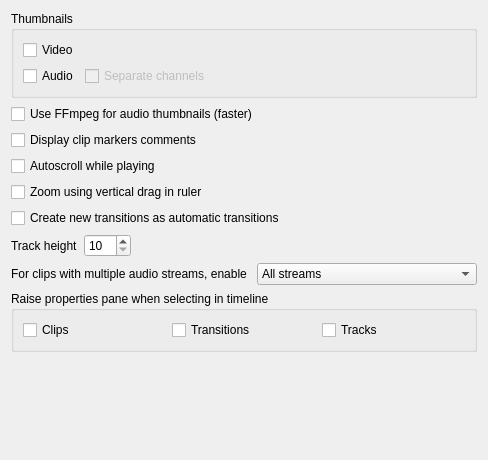
Above: src/ui/configtimeline_ui.ui from KDE/kdenlive before the change. Below: the same form after it.
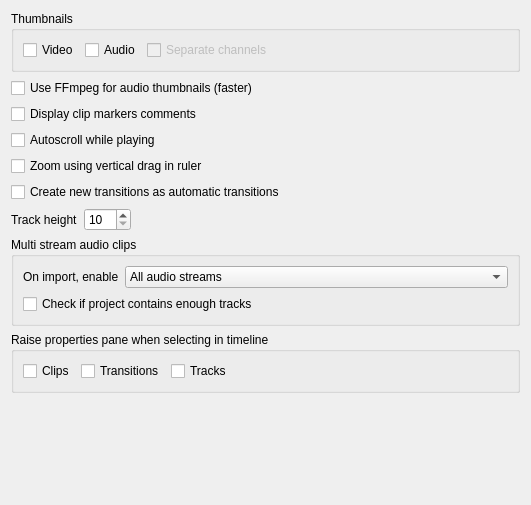
That is the form after the change.

Commit message: In Bin, when selecting a clip with more audio streams than current project, show message allowing to add tracks or edit the streams. Related to #382

Diff of the .ui file:
```diff
--- a/src/ui/configtimeline_ui.ui
+++ b/src/ui/configtimeline_ui.ui
@@ -6,11 +6,18 @@
    <rect>
     <x>0</x>
     <y>0</y>
-    <width>488</width>
-    <height>460</height>
+    <width>531</width>
+    <height>505</height>
    </rect>
   </property>
   <layout class="QGridLayout" name="gridLayout">
+   <item row="3" column="0" colspan="4">
+    <widget class="QCheckBox" name="kcfg_autoscroll">
+     <property name="text">
+      <string>Autoscroll while playing</string>
+     </property>
+    </widget>
+   </item>
    <item row="1" column="0" colspan="4">
     <widget class="QCheckBox" name="kcfg_ffmpegaudiothumbnails">
      <property name="text">
@@ -18,6 +25,56 @@
      </property>
     </widget>
    </item>
+   <item row="8" column="0" colspan="4">
+    <widget class="QGroupBox" name="groupBox_2">
+     <property name="title">
+      <string>Raise properties pane when selecting in timeline</string>
+     </property>
+     <layout class="QGridLayout" name="gridLayout_2">
+      <item row="0" column="0">
+       <widget class="QCheckBox" name="kcfg_raisepropsclips">
+        <property name="text">
+         <string>Clips</string>
+        </property>
+       </widget>
+      </item>
+      <item row="0" column="1">
+       <widget class="QCheckBox" name="kcfg_raisepropstransitions">
+        <property name="text">
+         <string>Transitions</string>
+        </property>
+       </widget>
+      </item>
+      <item row="0" column="2">
+       <widget class="QCheckBox" name="kcfg_raisepropstracks">
+        <property name="text">
+         <string>Tracks</string>
+        </property>
+       </widget>
+      </item>
+      <item row="0" column="3">
+       <spacer name="horizontalSpacer_3">
+        <property name="orientation">
+         <enum>Qt::Horizontal</enum>
+        </property>
+        <property name="sizeHint" stdset="0">
+         <size>
+          <width>231</width>
+          <height>20</height>
+         </size>
+        </property>
+       </spacer>
+      </item>
+     </layout>
+    </widget>
+   </item>
+   <item row="5" column="0" colspan="4">
+    <widget class="QCheckBox" name="kcfg_automatictransitions">
+     <property name="text">
+      <string>Create new transitions as automatic transitions</string>
+     </property>
+    </widget>
+   </item>
    <item row="6" column="0" colspan="4">
     <layout class="QHBoxLayout" name="horizontalLayout_2">
      <item>
@@ -55,66 +112,27 @@
      </item>
     </layout>
    </item>
-   <item row="5" column="0" colspan="4">
-    <widget class="QCheckBox" name="kcfg_automatictransitions">
-     <property name="text">
-      <string>Create new transitions as automatic transitions</string>
-     </property>
-    </widget>
-   </item>
-   <item row="8" column="0" colspan="4">
-    <widget class="QGroupBox" name="groupBox_2">
-     <property name="title">
-      <string>Raise properties pane when selecting in timeline</string>
-     </property>
-     <layout class="QHBoxLayout" name="horizontalLayout">
-      <item>
-       <widget class="QCheckBox" name="kcfg_raisepropsclips">
-        <property name="text">
-         <string>Clips</string>
-        </property>
-       </widget>
-      </item>
-      <item>
-       <widget class="QCheckBox" name="kcfg_raisepropstransitions">
-        <property name="text">
-         <string>Transitions</string>
-        </property>
-       </widget>
-      </item>
-      <item>
-       <widget class="QCheckBox" name="kcfg_raisepropstracks">
-        <property name="text">
-         <string>Tracks</string>
-        </property>
-       </widget>
-      </item>
-     </layout>
-    </widget>
-   </item>
    <item row="0" column="0" colspan="4">
     <widget class="QGroupBox" name="groupBox">
      <property name="title">
       <string>Thumbnails</string>
      </property>
-     <layout class="QVBoxLayout" name="verticalLayout_2">
-      <item>
+     <layout class="QGridLayout" name="gridLayout_3">
+      <item row="0" column="0">
        <widget class="QCheckBox" name="kcfg_videothumbnails">
         <property name="text">
          <string>Video</string>
         </property>
        </widget>
       </item>
-      <item>
-       <layout class="QHBoxLayout" name="horizontalLayout_3">
-        <item>
+      <item row="0" column="1">
          <widget class="QCheckBox" name="kcfg_audiothumbnails">
           <property name="text">
            <string>Audio</string>
           </property>
          </widget>
         </item>
-        <item>
+      <item row="0" column="2">
          <widget class="QCheckBox" name="kcfg_displayallchannels">
           <property name="enabled">
            <bool>false</bool>
@@ -124,7 +142,7 @@
           </property>
          </widget>
         </item>
-        <item>
+      <item row="0" column="3">
          <spacer name="horizontalSpacer">
           <property name="orientation">
            <enum>Qt::Horizontal</enum>
@@ -138,8 +156,6 @@
          </spacer>
         </item>
        </layout>
-      </item>
-     </layout>
     </widget>
    </item>
    <item row="10" column="0">
@@ -162,11 +178,52 @@
      </property>
     </widget>
    </item>
-   <item row="3" column="0" colspan="4">
-    <widget class="QCheckBox" name="kcfg_autoscroll">
+   <item row="7" column="0" colspan="4">
+    <widget class="QGroupBox" name="groupBox_3">
+     <property name="title">
+      <string>Multi stream audio clips</string>
+     </property>
+     <layout class="QGridLayout" name="gridLayout_4">
+      <item row="0" column="1">
+       <widget class="QComboBox" name="kcfg_multistream">
+        <property name="sizePolicy">
+         <sizepolicy hsizetype="MinimumExpanding" vsizetype="Fixed">
+          <horstretch>0</horstretch>
+          <verstretch>0</verstretch>
+         </sizepolicy>
+        </property>
+        <item>
      <property name="text">
-      <string>Autoscroll while playing</string>
-     </property>
+          <string>All audio streams</string>
+         </property>
+        </item>
+        <item>
+         <property name="text">
+          <string>First audio stream</string>
+         </property>
+        </item>
+        <item>
+         <property name="text">
+          <string>First 2 audio streams</string>
+         </property>
+        </item>
+       </widget>
+      </item>
+      <item row="0" column="0">
+       <widget class="QLabel" name="label_2">
+        <property name="text">
+         <string>On import, enable</string>
+        </property>
+       </widget>
+      </item>
+      <item row="1" column="0" colspan="2">
+       <widget class="QCheckBox" name="kcfg_multistream_checktrack">
+        <property name="text">
+         <string>Check if project contains enough tracks</string>
+        </property>
+       </widget>
+      </item>
+     </layout>
     </widget>
    </item>
    <item row="2" column="0" colspan="2">
@@ -176,32 +233,6 @@
      </property>
     </widget>
    </item>
-   <item row="7" column="0">
-    <widget class="QLabel" name="label_2">
-     <property name="text">
-      <string>For clips with multiple audio streams, enable </string>
-     </property>
-    </widget>
-   </item>
-   <item row="7" column="1" colspan="3">
-    <widget class="QComboBox" name="kcfg_multistream">
-     <item>
-      <property name="text">
-       <string>All streams</string>
-      </property>
-     </item>
-     <item>
-      <property name="text">
-       <string>First stream</string>
-      </property>
-     </item>
-     <item>
-      <property name="text">
-       <string>First 2 streams</string>
-      </property>
-     </item>
-    </widget>
-   </item>
   </layout>
  </widget>
  <tabstops>
```
Left out of the diff: 3 changed lines with no effect on the pictures. Lines whose indentation alone changed are shown as unchanged. The commit also changes 14 other files.
